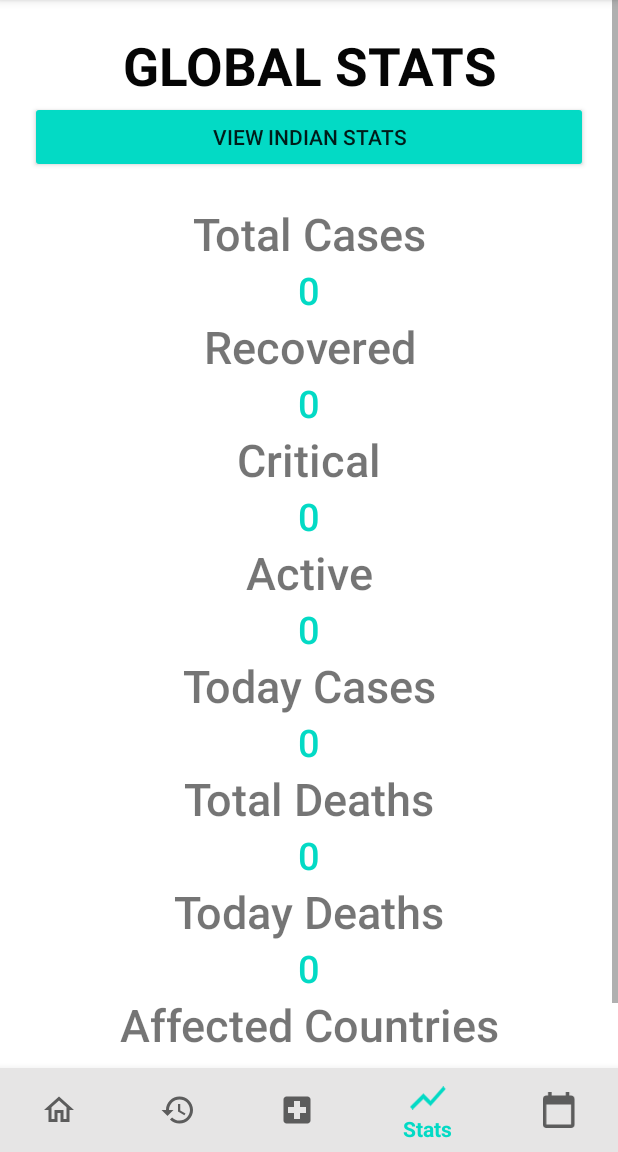
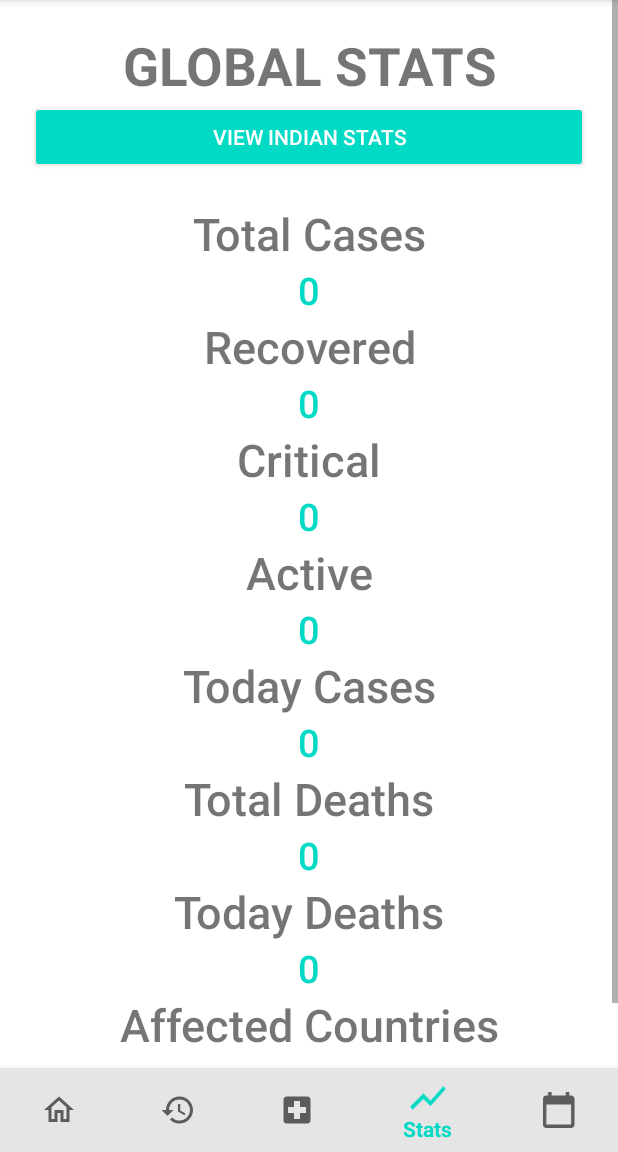
Before and after one commit to shrutigupta5555/covidisha-app, an Android app: the screen it shows after launch (BottomNavActivity), item 4 of the bottom bar chosen, on a phone screen of 412 x 824 dp, the part 84-1236 px from its top. Run offline under Robolectric (Android 15) with nearby library versions, the phone set to English and light mode, and no system bars; our stand-ins replace Firebase (no records; nobody signed in at launch, a user with empty details on screens opened directly), Volley; libraries missing offline, so code that uses them is left out: com.github.kittinunf.fuel; network calls fail; 3 statements that could not run were skipped.

Commit message:
ui changes

```diff
--- a/app/src/main/res/layout/activity_create_account.xml
+++ b/app/src/main/res/layout/activity_create_account.xml
@@ -16,8 +16,7 @@
         android:layout_marginTop="44dp"
         android:text="@string/create_account"
         android:textAlignment="center"
-        android:textColor="@color/black"
-        android:textSize="20sp"
+        android:textSize="30sp"
         android:textStyle="bold"
         app:layout_constraintEnd_toEndOf="parent"
         app:layout_constraintHorizontal_bias="0.498"
@@ -44,6 +43,7 @@
         android:layout_marginTop="40dp"
         android:backgroundTint="@color/colorAccent"
         android:text="Get OTP"
+        android:textColor="@color/white"
         app:layout_constraintEnd_toEndOf="parent"
         app:layout_constraintStart_toEndOf="@+id/btnResendOTP"
         app:layout_constraintTop_toBottomOf="@+id/etMobile" />
@@ -55,6 +55,7 @@
         android:layout_marginTop="40dp"
         android:backgroundTint="@color/colorAccent"
         android:text="Resend OTP"
+        android:textColor="@color/white"
         app:layout_constraintEnd_toStartOf="@+id/btnCreateAccount"
         app:layout_constraintStart_toStartOf="parent"
         app:layout_constraintTop_toBottomOf="@+id/etMobile" />
--- a/app/src/main/res/layout/activity_home.xml
+++ b/app/src/main/res/layout/activity_home.xml
@@ -15,6 +15,7 @@
         android:layout_marginBottom="84dp"
         android:backgroundTint="@color/colorAccent"
         android:text="Medicine Portal"
+        android:textColor="@color/white"
         app:layout_constraintBottom_toBottomOf="parent"
         app:layout_constraintEnd_toEndOf="parent" />
 </androidx.constraintlayout.widget.ConstraintLayout>
--- a/app/src/main/res/layout/activity_otp.xml
+++ b/app/src/main/res/layout/activity_otp.xml
@@ -36,6 +36,7 @@
         android:layout_height="wrap_content"
         android:backgroundTint="@color/colorAccent"
         android:text="Login"
+        android:textColor="@color/white"
         app:layout_constraintLeft_toLeftOf="parent"
         app:layout_constraintRight_toRightOf="parent"
         app:layout_constraintTop_toBottomOf="@id/et_otp" />
--- a/app/src/main/res/layout/fragment_bluetooth_chat.xml
+++ b/app/src/main/res/layout/fragment_bluetooth_chat.xml
@@ -37,7 +37,8 @@
             android:layout_width="wrap_content"
             android:layout_height="wrap_content"
             android:layout_marginTop="16dp"
-            android:backgroundTint="#03DAC5"
+            android:backgroundTint="@color/colorAccent"
+            android:textColor="@color/white"
             android:text="@string/connect_device_prompt"/>
     </LinearLayout>
 
@@ -72,7 +73,8 @@
             android:layout_width="match_parent"
             android:layout_height="wrap_content"
             android:backgroundTint="@color/colorAccent"
-            android:text="@string/send_message_button" />
+            android:text="@string/send_message_button"
+            android:textColor="@color/white" />
     </LinearLayout>
 
 </FrameLayout>
--- a/app/src/main/res/layout/fragment_device_scan.xml
+++ b/app/src/main/res/layout/fragment_device_scan.xml
@@ -62,6 +62,7 @@
             android:layout_height="wrap_content"
             android:padding="16dp"
             android:text="Recent Contacts"
+            android:textColor="#3C3F41"
             android:textStyle="bold" />
 
         <androidx.recyclerview.widget.RecyclerView
--- a/app/src/main/res/layout/fragment_donate.xml
+++ b/app/src/main/res/layout/fragment_donate.xml
@@ -45,6 +45,7 @@
             android:layout_width="wrap_content"
             android:layout_height="wrap_content"
             android:text="Submit"
+            android:textColor="@color/white"
             app:backgroundTint="@color/colorAccent"
             app:layout_constraintBottom_toBottomOf="parent"
             app:layout_constraintEnd_toEndOf="parent"
@@ -171,6 +172,7 @@
             android:layout_width="wrap_content"
             android:layout_height="wrap_content"
             android:text="Add Date"
+            android:textColor="@color/white"
             app:backgroundTint="@color/colorAccent"
             app:layout_constraintBottom_toBottomOf="parent"
             app:layout_constraintEnd_toEndOf="parent"
@@ -185,6 +187,7 @@
             android:layout_height="wrap_content"
 
             android:text="Add Date"
+            android:textColor="@color/white"
             app:backgroundTint="@color/colorAccent"
             app:layout_constraintBottom_toBottomOf="parent"
             app:layout_constraintEnd_toEndOf="parent"
@@ -213,6 +216,7 @@
             android:layout_gravity="center"
             android:layout_weight="0"
             android:text="Load Image"
+            android:textColor="@color/white"
             app:backgroundTint="@color/colorAccent"
             app:layout_constraintBottom_toBottomOf="parent"
             app:layout_constraintEnd_toEndOf="parent"
--- a/app/src/main/res/layout/fragment_enable_bluetooth.xml
+++ b/app/src/main/res/layout/fragment_enable_bluetooth.xml
@@ -34,6 +34,7 @@
         android:layout_height="wrap_content"
         android:layout_gravity="center"
         android:backgroundTint="@color/colorAccent"
-        android:text="@string/enable_bluetooth_prompt" />
+        android:text="@string/enable_bluetooth_prompt"
+        android:textColor="@color/white" />
 
 </LinearLayout>
--- a/app/src/main/res/layout/fragment_high_risk.xml
+++ b/app/src/main/res/layout/fragment_high_risk.xml
@@ -41,6 +41,7 @@
             android:layout_marginTop="16dp"
             android:backgroundTint="@color/colorAccent"
             android:text="Upload Data"
+            android:textColor="@color/white"
             app:layout_constraintBottom_toBottomOf="parent"
             app:layout_constraintEnd_toEndOf="parent"
             app:layout_constraintStart_toStartOf="parent"
--- a/app/src/main/res/layout/fragment_location_required.xml
+++ b/app/src/main/res/layout/fragment_location_required.xml
@@ -38,6 +38,7 @@
         android:layout_height="wrap_content"
         android:layout_marginTop="16dp"
         android:backgroundTint="@color/colorAccent"
+        android:textColor="@color/white"
         android:text="@string/grant_permission_prompt"
         app:layout_constraintEnd_toEndOf="parent"
         app:layout_constraintStart_toStartOf="parent"
--- a/app/src/main/res/layout/fragment_medicine.xml
+++ b/app/src/main/res/layout/fragment_medicine.xml
@@ -15,6 +15,7 @@
             android:layout_width="wrap_content"
             android:layout_height="wrap_content"
             android:text="Need Medicines"
+            android:textColor="@color/white"
             app:backgroundTint="@color/colorAccent"
             app:layout_constraintBottom_toBottomOf="parent"
             app:layout_constraintEnd_toEndOf="parent"
@@ -27,6 +28,7 @@
             android:layout_width="wrap_content"
             android:layout_height="wrap_content"
             android:text="My Profile"
+            android:textColor="@color/white"
             app:backgroundTint="@color/colorAccent"
             app:layout_constraintBottom_toBottomOf="parent"
             app:layout_constraintEnd_toEndOf="parent"
@@ -40,6 +42,7 @@
             android:layout_width="wrap_content"
             android:layout_height="wrap_content"
             android:text="Donate Medicines"
+            android:textColor="@color/white"
             app:backgroundTint="@color/colorAccent"
             app:layout_constraintBottom_toBottomOf="parent"
             app:layout_constraintEnd_toEndOf="parent"
--- a/app/src/main/res/layout/fragment_profile.xml
+++ b/app/src/main/res/layout/fragment_profile.xml
@@ -64,6 +64,7 @@
             android:layout_marginBottom="30dp"
             android:backgroundTint="@color/colorAccent"
             android:text="Upload Data"
+            android:textColor="@color/white"
             app:layout_constraintBottom_toBottomOf="parent"
             app:layout_constraintEnd_toEndOf="parent"
             app:layout_constraintHorizontal_bias="0.498"
--- a/app/src/main/res/layout/fragment_stats.xml
+++ b/app/src/main/res/layout/fragment_stats.xml
@@ -21,13 +21,12 @@
         <TextView
             android:layout_width="match_parent"
             android:layout_height="wrap_content"
+            android:gravity="center_horizontal"
             android:text="Global Stats"
-            android:textColor="#050505"
+            android:textAlignment="center"
             android:textAllCaps="true"
-            android:textAlignment="center"
             android:textSize="35sp"
-            android:textStyle="bold"
-            android:gravity="center_horizontal" />
+            android:textStyle="bold" />
 
         <!--Text view to display Total Cases-->
         <Button
@@ -35,7 +34,8 @@
             android:layout_width="match_parent"
             android:layout_height="wrap_content"
             android:backgroundTint="@color/colorAccent"
-            android:text="view indian stats" />
+            android:text="view indian stats"
+            android:textColor="@color/white" />
 
         <TextView
             android:layout_width="match_parent"
```
Also changed, not shown: app/src/main/res/layout/activity_sign_in.xml (+4 -3 lines), app/src/main/res/layout/fragment_vaccine.xml (+6 -2 lines).
